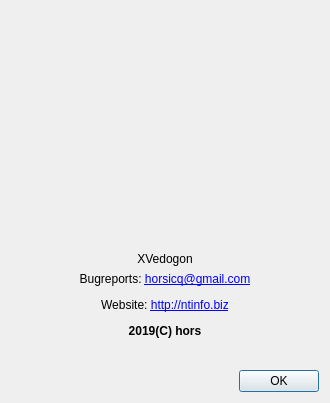
First picture: the form in gui_source/dialogabout.ui, repository horsicq/XMachOViewer, before the edit.
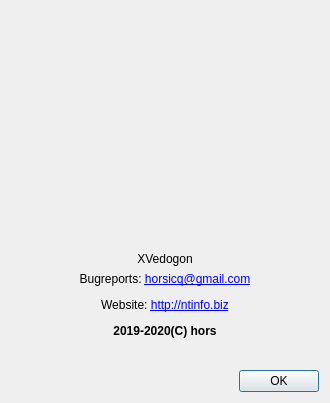
Second picture: the form after the edit.

Diff of the .ui file:
```diff
--- a/gui_source/dialogabout.ui
+++ b/gui_source/dialogabout.ui
@@ -49,7 +49,7 @@
    <item>
     <widget class="QLabel" name="labelInfo">
      <property name="text">
-      <string>&lt;html&gt;&lt;head/&gt;&lt;body&gt;&lt;p align=&quot;center&quot;&gt;Bugreports: &lt;a href=&quot;mailto:horsicq@gmail.com&quot;&gt;&lt;span style=&quot; text-decoration: underline; color:#0000ff;&quot;&gt;horsicq@gmail.com&lt;/span&gt;&lt;/a&gt;&lt;/p&gt;&lt;p align=&quot;center&quot;&gt;Website: &lt;a href=&quot;http://ntinfo.biz&quot;&gt;&lt;span style=&quot; text-decoration: underline; color:#0000ff;&quot;&gt;http://ntinfo.biz&lt;/span&gt;&lt;/a&gt;&lt;/p&gt;&lt;p align=&quot;center&quot;&gt;&lt;span style=&quot; font-weight:600;&quot;&gt;2019(C) hors&lt;/span&gt;&lt;/p&gt;&lt;/body&gt;&lt;/html&gt;</string>
+      <string>&lt;html&gt;&lt;head/&gt;&lt;body&gt;&lt;p align=&quot;center&quot;&gt;Bugreports: &lt;a href=&quot;mailto:horsicq@gmail.com&quot;&gt;&lt;span style=&quot; text-decoration: underline; color:#0000ff;&quot;&gt;horsicq@gmail.com&lt;/span&gt;&lt;/a&gt;&lt;/p&gt;&lt;p align=&quot;center&quot;&gt;Website: &lt;a href=&quot;http://ntinfo.biz&quot;&gt;&lt;span style=&quot; text-decoration: underline; color:#0000ff;&quot;&gt;http://ntinfo.biz&lt;/span&gt;&lt;/a&gt;&lt;/p&gt;&lt;p align=&quot;center&quot;&gt;&lt;span style=&quot; font-weight:600;&quot;&gt;2019-2020(C) hors&lt;/span&gt;&lt;/p&gt;&lt;/body&gt;&lt;/html&gt;</string>
      </property>
      <property name="textFormat">
       <enum>Qt::AutoText</enum>
```
